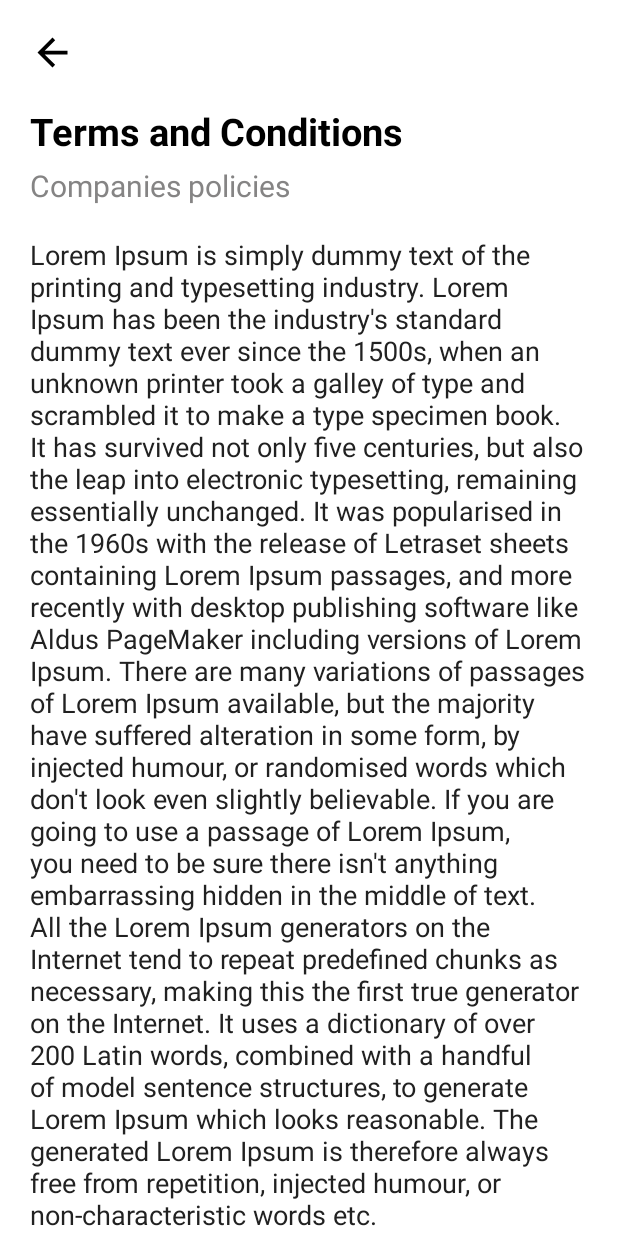
After one commit to Moutamid/CarRental, an Android app: the TermsConditionsActivity screen opened directly, with no data from a screen before it, on a phone screen of 412 x 824 dp. The commit adds this screen. Run offline under Robolectric (Android 15) with nearby library versions, the light colour scheme and no system bars.

Commit message:
5 12 2021

```diff
--- /dev/null
+++ b/app/src/main/java/com/moutamid/carrentalproject/TermsConditionsActivity.java
@@ -0,0 +1,22 @@
+package com.moutamid.carrentalproject;
+
+import androidx.appcompat.app.AppCompatActivity;
+
+import android.os.Bundle;
+import android.view.View;
+
+public class TermsConditionsActivity extends AppCompatActivity {
+
+    @Override
+    protected void onCreate(Bundle savedInstanceState) {
+        super.onCreate(savedInstanceState);
+        setContentView(R.layout.activity_terms_conditions);
+
+        findViewById(R.id.backbtn_Terms_conditions).setOnClickListener(new View.OnClickListener() {
+            @Override
+            public void onClick(View view) {
+                finish();
+            }
+        });
+    }
+}
--- /dev/null
+++ b/app/src/main/res/drawable/ic_baseline_arrow_back_24.xml
@@ -0,0 +1,10 @@
+<vector xmlns:android="http://schemas.android.com/apk/res/android"
+    android:width="24dp"
+    android:height="24dp"
+    android:viewportWidth="24"
+    android:viewportHeight="24"
+    android:tint="#000000">
+  <path
+      android:fillColor="#000000"
+      android:pathData="M20,11H7.83l5.59,-5.59L12,4l-8,8 8,8 1.41,-1.41L7.83,13H20v-2z"/>
+</vector>
--- a/app/src/main/res/layout/activity_sign_up.xml
+++ b/app/src/main/res/layout/activity_sign_up.xml
@@ -275,6 +275,7 @@
                             android:layout_height="match_parent"
                             android:layout_marginStart="5dp"
                             android:layout_marginLeft="5dp"
+                            android:id="@+id/terms_conditions_btn_sign_up"
                             android:gravity="center_vertical"
                             android:text="Terms of service"
                             android:textColor="@color/goldenrodd"
--- /dev/null
+++ b/app/src/main/res/layout/activity_terms_conditions.xml
@@ -0,0 +1,51 @@
+<?xml version="1.0" encoding="utf-8"?>
+<androidx.core.widget.NestedScrollView xmlns:android="http://schemas.android.com/apk/res/android"
+    xmlns:app="http://schemas.android.com/apk/res-auto"
+    xmlns:tools="http://schemas.android.com/tools"
+    android:layout_width="match_parent"
+    android:layout_height="match_parent"
+    android:background="@color/white"
+    tools:context=".TermsConditionsActivity">
+
+    <LinearLayout
+        android:id="@+id/toplinearlayout"
+        android:layout_width="match_parent"
+        android:layout_height="wrap_content"
+        android:layout_alignParentTop="true"
+        android:layout_margin="20dp"
+        android:orientation="vertical">
+
+        <ImageView
+            android:id="@+id/backbtn_Terms_conditions"
+            android:layout_width="30dp"
+            android:layout_height="30dp"
+            android:src="@drawable/ic_baseline_arrow_back_24" />
+
+        <TextView
+            android:layout_width="match_parent"
+            android:layout_height="wrap_content"
+            android:layout_marginTop="20dp"
+            android:text="Terms and Conditions"
+            android:textColor="#000000"
+            android:textSize="25sp"
+            android:textStyle="bold" />
+
+        <TextView
+            android:layout_width="match_parent"
+            android:layout_height="wrap_content"
+            android:layout_marginTop="5dp"
+            android:text="Companies policies"
+            android:textColor="@color/greyTextColor"
+            android:textSize="20sp" />
+
+        <TextView
+            android:layout_width="match_parent"
+            android:layout_height="wrap_content"
+            android:layout_marginTop="20dp"
+            android:text="Lorem Ipsum is simply dummy text of the printing and typesetting industry. Lorem Ipsum has been the industry's standard dummy text ever since the 1500s, when an unknown printer took a galley of type and scrambled it to make a type specimen book. It has survived not only five centuries, but also the leap into electronic typesetting, remaining essentially unchanged. It was popularised in the 1960s with the release of Letraset sheets containing Lorem Ipsum passages, and more recently with desktop publishing software like Aldus PageMaker including versions of Lorem Ipsum. There are many variations of passages of Lorem Ipsum available, but the majority have suffered alteration in some form, by injected humour, or randomised words which don't look even slightly believable. If you are going to use a passage of Lorem Ipsum, you need to be sure there isn't anything embarrassing hidden in the middle of text. All the Lorem Ipsum generators on the Internet tend to repeat predefined chunks as necessary, making this the first true generator on the Internet. It uses a dictionary of over 200 Latin words, combined with a handful of model sentence structures, to generate Lorem Ipsum which looks reasonable. The generated Lorem Ipsum is therefore always free from repetition, injected humour, or non-characteristic words etc."
+            android:textColor="@color/lightBlackSpotify"
+            android:textSize="18sp" />
+
+    </LinearLayout>
+
+</androidx.core.widget.NestedScrollView>
```
Also changed, not shown: app/build.gradle (+19 -1 lines), app/src/main/AndroidManifest.xml (+5 -4 lines), app/src/main/java/com/moutamid/carrentalproject/ActivityLogin.java (+32 -28 lines), app/src/main/java/com/moutamid/carrentalproject/ActivitySignUp.java (+80 -84 lines), app/src/main/res/layout/activity_login.xml (+8 -0 lines), build.gradle (+7 -1 lines).
